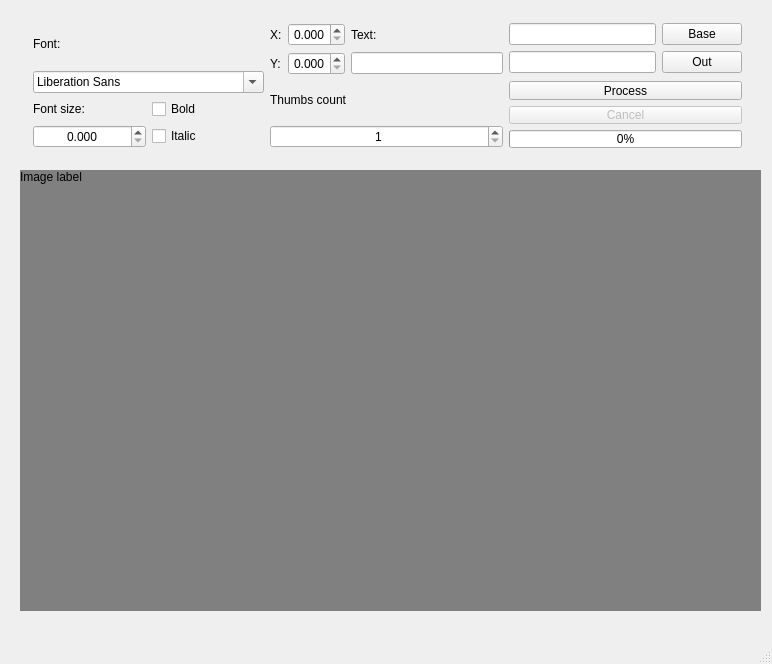
Qt form forms/mainwindow.ui (Lezh1k/NumbersMaker) before a commit.
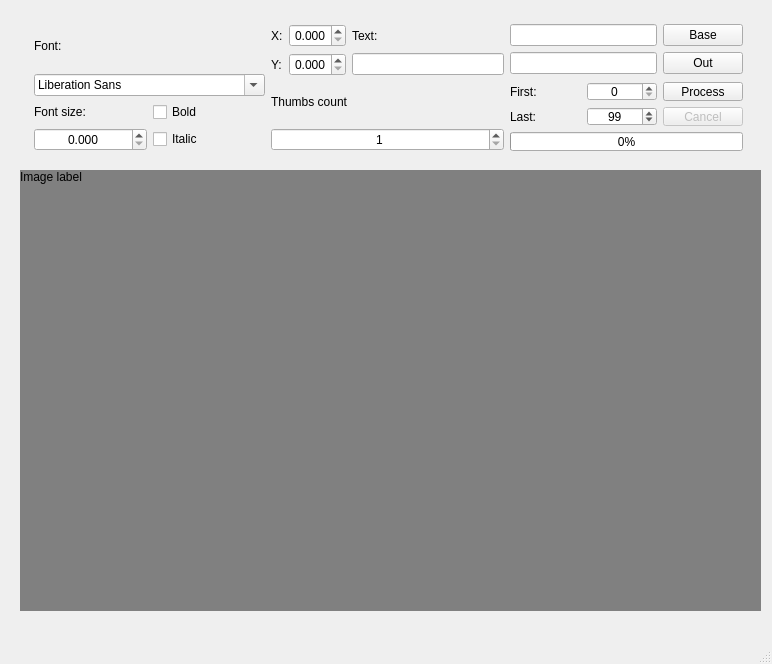
The same form after that commit.

Diff of the .ui file:
```diff
--- a/forms/mainwindow.ui
+++ b/forms/mainwindow.ui
@@ -39,10 +39,10 @@
    <widget class="QWidget" name="layoutWidget">
     <property name="geometry">
      <rect>
-      <x>22</x>
-      <y>12</y>
+      <x>23</x>
+      <y>13</y>
       <width>731</width>
-      <height>147</height>
+      <height>149</height>
      </rect>
     </property>
     <layout class="QGridLayout" name="gridLayout_6">
@@ -158,7 +158,7 @@
       </layout>
      </item>
      <item row="0" column="2">
-      <layout class="QGridLayout" name="gridLayout_4">
+      <layout class="QGridLayout" name="gridLayout_5">
        <item row="0" column="0">
         <widget class="QLineEdit" name="le_base"/>
        </item>
@@ -206,18 +206,31 @@
       </layout>
      </item>
      <item row="1" column="2">
-      <layout class="QGridLayout" name="gridLayout_5">
-       <item row="2" column="0">
-        <widget class="QProgressBar" name="pb_progress">
-         <property name="value">
-          <number>0</number>
+      <layout class="QGridLayout" name="gridLayout_4">
+       <item row="0" column="0">
+        <widget class="QLabel" name="lbl_first">
+         <property name="text">
+          <string>First:</string>
          </property>
+        </widget>
+       </item>
+       <item row="0" column="1">
+        <widget class="QSpinBox" name="sb_first">
          <property name="alignment">
           <set>Qt::AlignCenter</set>
          </property>
+         <property name="minimum">
+          <number>0</number>
+         </property>
+         <property name="maximum">
+          <number>9999999</number>
+         </property>
+         <property name="value">
+          <number>0</number>
+         </property>
         </widget>
        </item>
-       <item row="0" column="0">
+       <item row="0" column="2">
         <widget class="QPushButton" name="btn_process">
          <property name="text">
           <string>Process</string>
@@ -225,6 +238,29 @@
         </widget>
        </item>
        <item row="1" column="0">
+        <widget class="QLabel" name="lbl_last">
+         <property name="text">
+          <string>Last:</string>
+         </property>
+        </widget>
+       </item>
+       <item row="1" column="1">
+        <widget class="QSpinBox" name="sb_last">
+         <property name="alignment">
+          <set>Qt::AlignCenter</set>
+         </property>
+         <property name="minimum">
+          <number>0</number>
+         </property>
+         <property name="maximum">
+          <number>9999999</number>
+         </property>
+         <property name="value">
+          <number>99</number>
+         </property>
+        </widget>
+       </item>
+       <item row="1" column="2">
         <widget class="QPushButton" name="btn_cancel">
          <property name="enabled">
           <bool>false</bool>
@@ -234,6 +270,16 @@
          </property>
         </widget>
        </item>
+       <item row="2" column="0" colspan="3">
+        <widget class="QProgressBar" name="pb_progress">
+         <property name="value">
+          <number>0</number>
+         </property>
+         <property name="alignment">
+          <set>Qt::AlignCenter</set>
+         </property>
+        </widget>
+       </item>
       </layout>
      </item>
     </layout>
```
Left out of the diff: 3 changed lines with no effect on the pictures.
